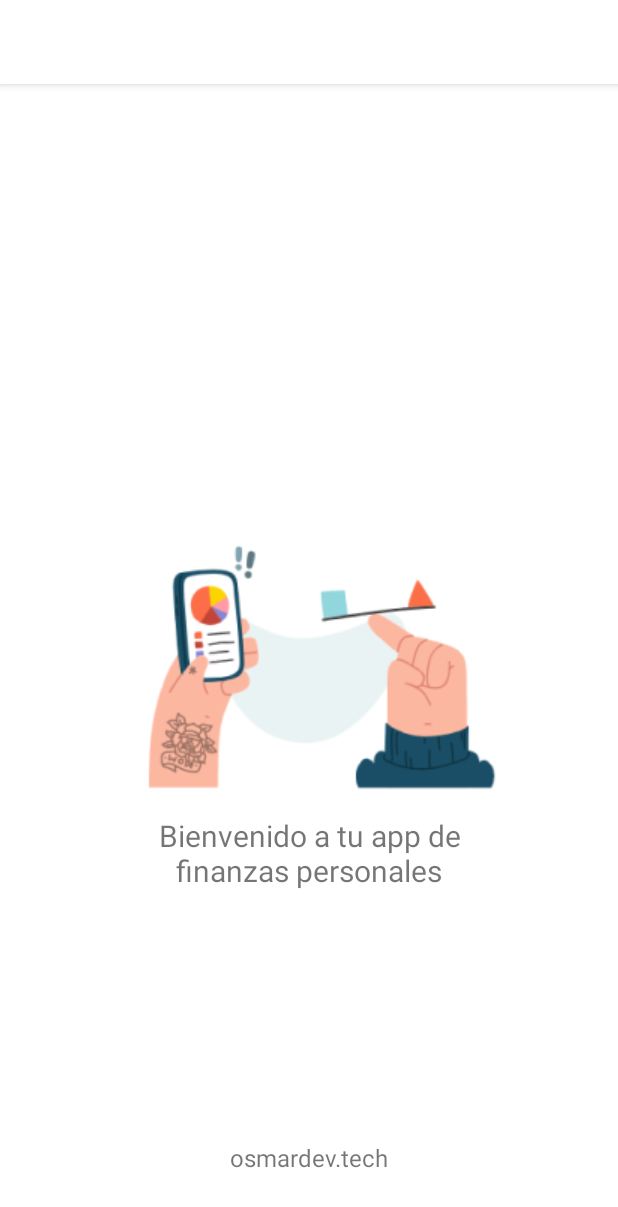
After one commit to osmar-jzdev/budget-wise-android, an Android app built with Jetpack Compose: the Splash screen opened directly, with no data from a screen before it, on a phone screen of 412 x 824 dp. The commit adds this screen. Shown: the top 1207 px of the screen. Run offline under Robolectric (Android 15) with nearby library versions, the phone set to English and light mode, and no system bars.

Commit message:
splash activity added

```diff
--- a/app/src/main/AndroidManifest.xml
+++ b/app/src/main/AndroidManifest.xml
@@ -13,6 +13,15 @@
         android:supportsRtl="true"
         android:theme="@style/Theme.BudgetWise"
         tools:targetApi="31">
+        <activity
+            android:name=".Splash"
+            android:exported="true">
+            <intent-filter>
+                <action android:name="android.intent.action.MAIN" />
+
+                <category android:name="android.intent.category.LAUNCHER" />
+            </intent-filter>
+        </activity>
         <activity
             android:name=".view.expenses.AddExpenseActivity"
             android:exported="false" />
--- /dev/null
+++ b/app/src/main/java/tech/osmardev/budgetwise/Splash.kt
@@ -0,0 +1,21 @@
+package tech.osmardev.budgetwise
+
+import android.content.Intent
+import android.graphics.drawable.ColorDrawable
+import androidx.appcompat.app.AppCompatActivity
+import android.os.Bundle
+import kotlin.concurrent.thread
+
+class Splash : AppCompatActivity() {
+    override fun onCreate(savedInstanceState: Bundle?) {
+        super.onCreate(savedInstanceState)
+        setContentView(R.layout.activity_splash)
+        supportActionBar?.setBackgroundDrawable(ColorDrawable(resources.getColor(R.color.white)))
+        thread{
+            Thread.sleep(3000)
+            val intent = Intent(this, MainActivity::class.java)
+            startActivity(intent)
+            finish()
+        }
+    }
+}
--- /dev/null
+++ b/app/src/main/res/layout/activity_splash.xml
@@ -0,0 +1,46 @@
+<?xml version="1.0" encoding="utf-8"?>
+<androidx.constraintlayout.widget.ConstraintLayout xmlns:android="http://schemas.android.com/apk/res/android"
+    xmlns:app="http://schemas.android.com/apk/res-auto"
+    xmlns:tools="http://schemas.android.com/tools"
+    android:layout_width="match_parent"
+    android:layout_height="match_parent"
+    tools:context=".Splash">
+
+    <TextView
+        android:id="@+id/txtView_welcomeMessage"
+        android:layout_width="220dp"
+        android:layout_height="wrap_content"
+        android:text="@string/welcome_back_finance_app"
+        android:textAlignment="center"
+        android:textSize="20sp"
+        app:drawableTint="@color/black"
+        app:layout_constraintBottom_toBottomOf="parent"
+        app:layout_constraintEnd_toEndOf="parent"
+        app:layout_constraintStart_toStartOf="parent"
+        app:layout_constraintTop_toTopOf="parent"
+        app:layout_constraintVertical_bias="0.679" />
+
+    <TextView
+        android:id="@+id/txtView_byDevName"
+        android:layout_width="219dp"
+        android:layout_height="29dp"
+        android:text="@string/by_projectName"
+        android:textAlignment="center"
+        android:textSize="16dp"
+        app:layout_constraintBottom_toBottomOf="parent"
+        app:layout_constraintEnd_toEndOf="parent"
+        app:layout_constraintStart_toStartOf="parent"
+        app:layout_constraintTop_toBottomOf="@+id/txtView_welcomeMessage"
+        app:layout_constraintVertical_bias="0.83" />
+
+    <ImageView
+        android:id="@+id/imageView2"
+        android:layout_width="wrap_content"
+        android:layout_height="wrap_content"
+        app:layout_constraintBottom_toBottomOf="parent"
+        app:layout_constraintEnd_toEndOf="parent"
+        app:layout_constraintStart_toStartOf="parent"
+        app:layout_constraintTop_toTopOf="parent"
+        app:srcCompat="@drawable/launcher_budget_app" />
+
+</androidx.constraintlayout.widget.ConstraintLayout>
--- a/app/src/main/res/values/strings.xml
+++ b/app/src/main/res/values/strings.xml
@@ -18,4 +18,7 @@
     <string name="quantity">Cantidad</string>
     <string name="money_value_generic">$0.0</string>
     <string name="add_button">Agregar</string>
+    <!-- Splash activity  -->
+    <string name="welcome_back_finance_app">Bienvenido a tu app de finanzas personales</string>
+    <string name="by_projectName">osmardev.tech</string>
 </resources>
```
Also changed, not shown: app/src/main/res/drawable/launcher_budget_app.png (added).
